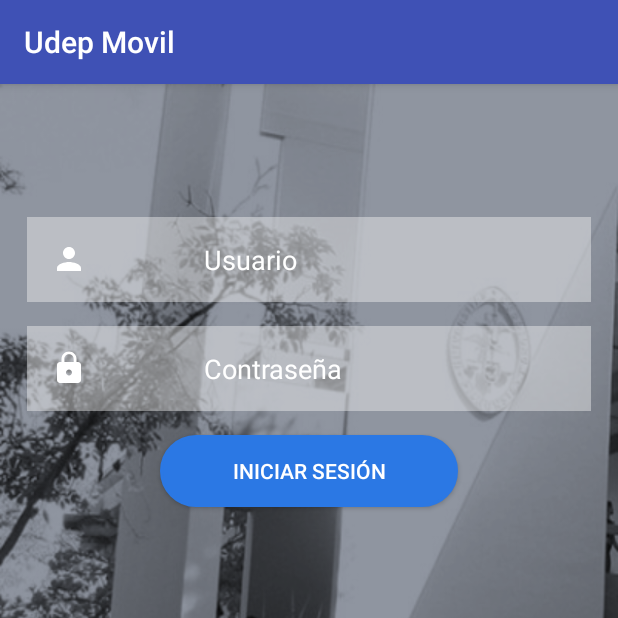
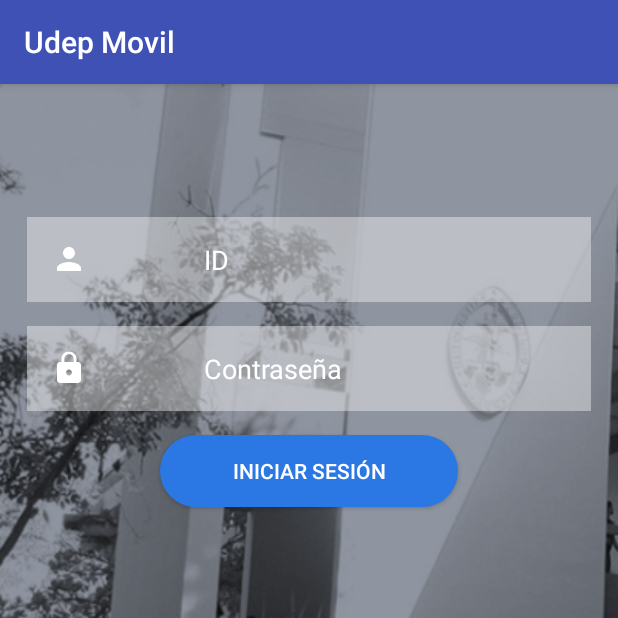
Before and after one commit to andysanti/UdepBetaMovilT, an Android app: the screen it shows after launch (LoginActivity), on a phone screen of 412 x 824 dp, the top half of it. Run offline under Robolectric (Android 15) with nearby library versions, the phone set to English and light mode, and no system bars.

Commit message:
Se agregó validadción de Login, modificó string, se agregó intención para ir a Aula Virtual.

```diff
--- a/app/src/main/java/movil/upao/android/aplicaciones/upao/edu/udepbetamovilt/LoginActivity.java
+++ b/app/src/main/java/movil/upao/android/aplicaciones/upao/edu/udepbetamovilt/LoginActivity.java
@@ -9,6 +9,7 @@ import android.os.Bundle;
 import android.view.View;
 import android.widget.Button;
 import android.widget.EditText;
+import android.widget.Toast;
 
 public class LoginActivity extends AppCompatActivity {
 
@@ -25,12 +26,22 @@ public class LoginActivity extends AppCompatActivity {
         txtPassword = findViewById(R.id.idtxtPassword);
         btnIngresar = findViewById(R.id.idbtnIngresar);
 
-        btnIngresar.setOnClickListener(new View.OnClickListener() {
+        /*btnIngresar.setOnClickListener(new View.OnClickListener() {
             @Override
             public void onClick(View view) {
                 abre_dialogo_error(view);
             }
-        });
+        });*/
+    }
+    public void pantallaAula(View view) {
+        if( txtPassword.getText().toString().equals("Sullana") ){
+            Intent intent = new Intent(this, AulaVirtualActivity.class);
+            startActivity(intent);
+            //prefs.putString(DeliverySharedPreferences.PREF_USUARIO, txtUsuario.getText().toString());
+        }else{
+            abre_dialogo_error(view);
+        }
+
     }
 
     public void abre_dialogo_error(View v) {
--- a/app/src/main/res/layout/activity_login.xml
+++ b/app/src/main/res/layout/activity_login.xml
@@ -55,6 +55,7 @@
         android:layout_gravity="center_horizontal"
         android:layout_marginTop="16dp"
         android:background="@drawable/background_login_two"
+        android:onClick="pantallaAula"
         android:paddingLeft="48dp"
         android:paddingRight="48dp"
         android:text="@string/iniciar_sesion"
--- a/app/src/main/res/values/strings.xml
+++ b/app/src/main/res/values/strings.xml
@@ -2,7 +2,7 @@
     <string name="app_name">Udep Movil</string>
 
     <!-- Login. -->
-    <string name="usuario">Usuario</string>
+    <string name="usuario">ID</string>
     <string name="password">Contraseña</string>
     <string name="iniciar_sesion">Iniciar Sesión</string>
 
--- a/build.gradle
+++ b/build.gradle
@@ -7,7 +7,7 @@ buildscript {
         jcenter()
     }
     dependencies {
-        classpath 'com.android.tools.build:gradle:3.1.4'
+        classpath 'com.android.tools.build:gradle:3.2.1'
 
 
         // NOTE: Do not place your application dependencies here; they belong
```
Also changed, not shown: gradle/wrapper/gradle-wrapper.properties.
